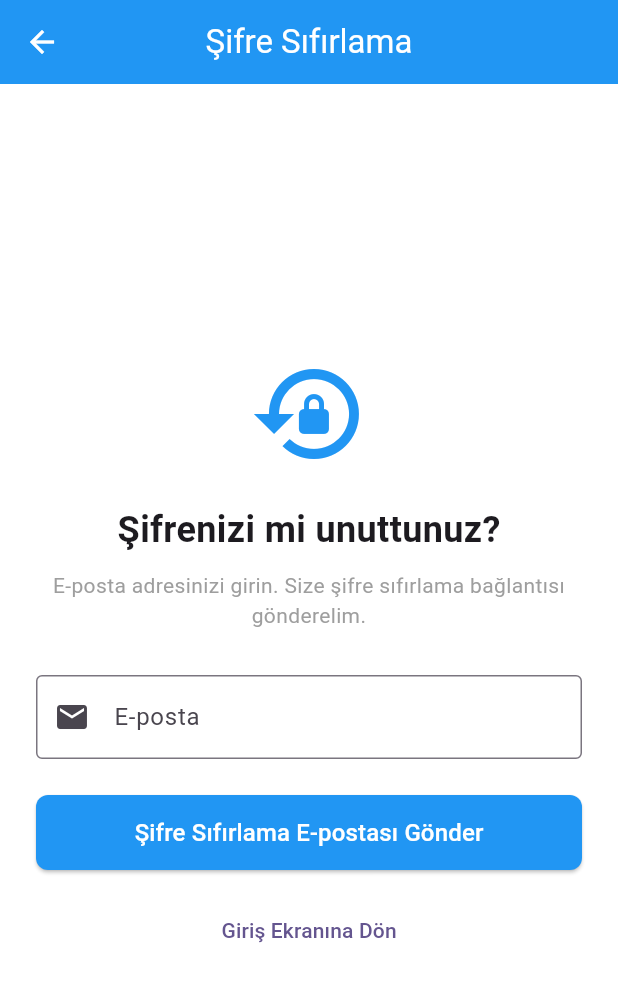
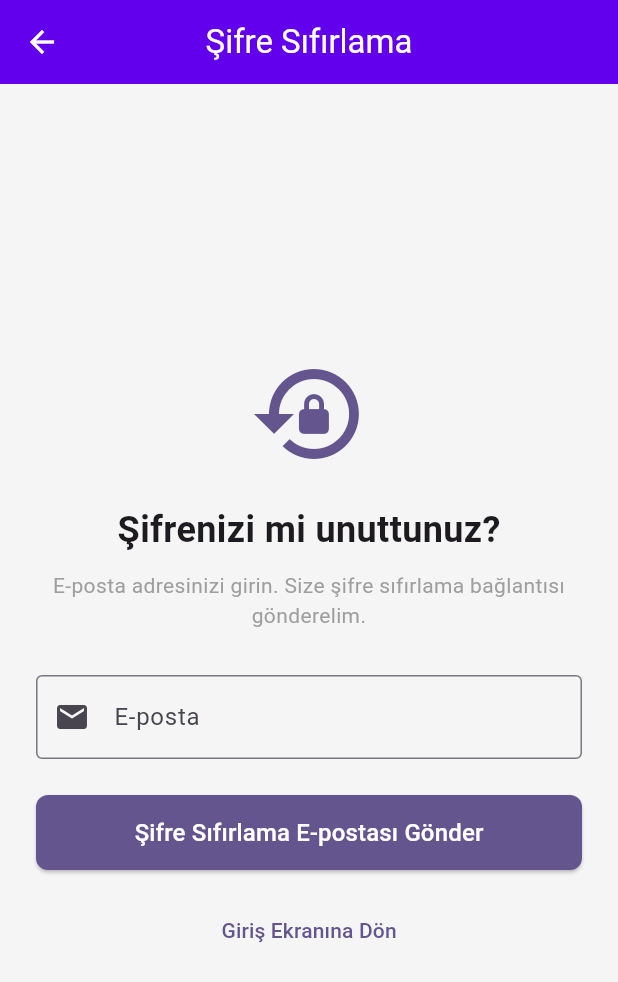
Before and after one commit to emirozkul/akilli_kampusa, a Flutter app: the screen it shows after launch, after a tap on "Şifremi Unuttum", on a phone screen of 412 x 824 dp. Shown: the top 982 px of the screen. Run offline on Flutter 3.47's test engine with Material 3 defaults, Android fonts, the phone set to English and light mode, and no system bars; our stand-ins replace cloud_firestore, firebase_auth, firebase_core, flutter_map, latlong2; accounts and stored records are empty.

Commit message:
feat: Şifre Sıfırlama Özelliği İyileştirildi
Şifre sıfırlama ekranı ve giriş ekranı tema renklerine uyumlu hale getirildi. Güvenli link gönderme altyapısı doğrulandı.

```diff
--- a/lib/screens/giris_ekrani.dart
+++ b/lib/screens/giris_ekrani.dart
@@ -181,6 +181,14 @@ class _GirisEkraniState extends State<GirisEkrani> {
                 ),
                 const SizedBox(height: 10),
 
+                  // İkon ve Başlık
+                Icon(
+                  Icons.location_city,
+                  size: 100,
+                  color: Theme.of(context).primaryColor,
+                ),
+                // ... (text widgets)
+
                 // Giriş yap butonu
                 SizedBox(
                   width: double.infinity,
@@ -188,7 +196,7 @@ class _GirisEkraniState extends State<GirisEkrani> {
                   child: ElevatedButton(
                     onPressed: _yukleniyor ? null : _girisYap,
                     style: ElevatedButton.styleFrom(
-                      backgroundColor: Colors.blue,
+                      backgroundColor: Theme.of(context).primaryColor,
                       foregroundColor: Colors.white,
                       shape: RoundedRectangleBorder(
                         borderRadius: BorderRadius.circular(8),
--- a/lib/screens/sifre_sifirlama_ekrani.dart
+++ b/lib/screens/sifre_sifirlama_ekrani.dart
@@ -82,11 +82,10 @@ class _SifreSifirlamaEkraniState extends State<SifreSifirlamaEkrani> {
   @override
   Widget build(BuildContext context) {
     return Scaffold(
-      backgroundColor: Colors.white,
+      backgroundColor: Theme.of(context).colorScheme.background,
       appBar: AppBar(
         title: const Text('Şifre Sıfırlama'),
-        backgroundColor: Colors.blue,
-        foregroundColor: Colors.white,
+        // Renkler main.dart'taki temadan otomatik gelir
       ),
       body: Center(
         child: SingleChildScrollView(
@@ -97,10 +96,10 @@ class _SifreSifirlamaEkraniState extends State<SifreSifirlamaEkrani> {
               mainAxisAlignment: MainAxisAlignment.center,
               children: [
                 // İkon
-                const Icon(
+                Icon(
                   Icons.lock_reset,
                   size: 80,
-                  color: Colors.blue,
+                  color: Theme.of(context).primaryColor,
                 ),
                 const SizedBox(height: 20),
 
@@ -153,7 +152,7 @@ class _SifreSifirlamaEkraniState extends State<SifreSifirlamaEkrani> {
                   child: ElevatedButton(
                     onPressed: _yukleniyor ? null : _sifreSifirlamaGonder,
                     style: ElevatedButton.styleFrom(
-                      backgroundColor: Colors.blue,
+                      backgroundColor: Theme.of(context).primaryColor,
                       foregroundColor: Colors.white,
                       shape: RoundedRectangleBorder(
                         borderRadius: BorderRadius.circular(8),
```
